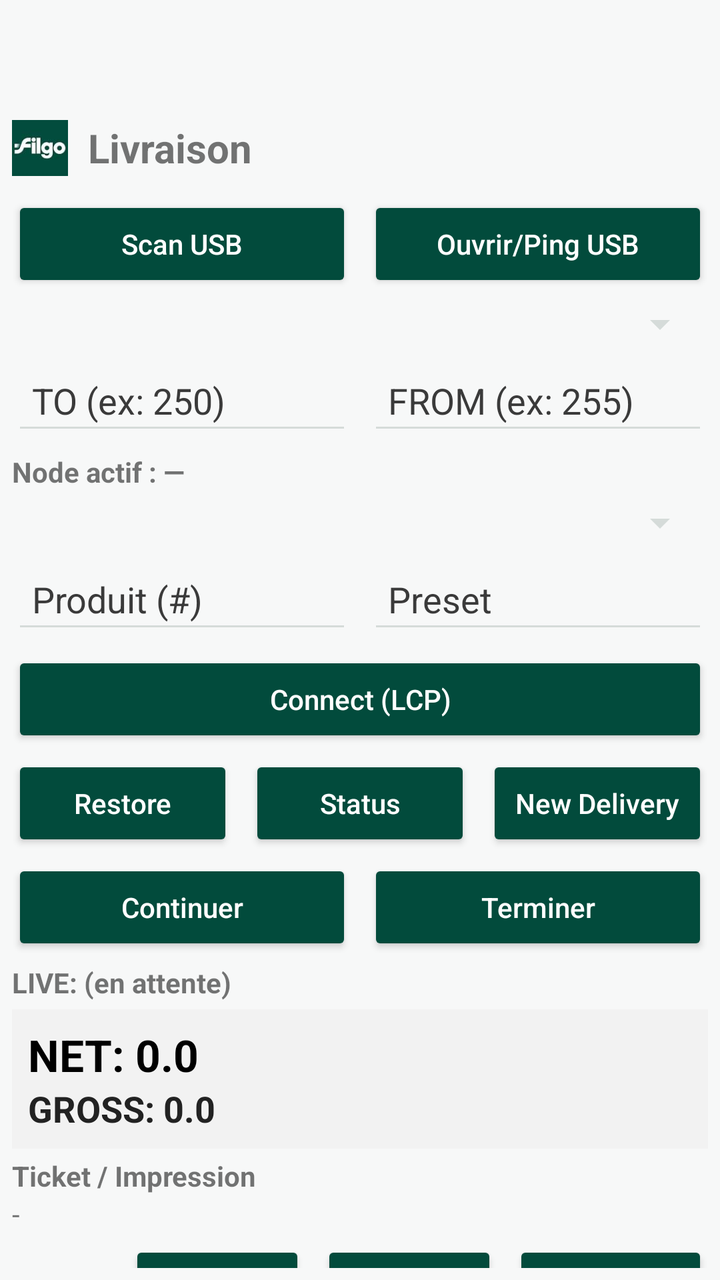
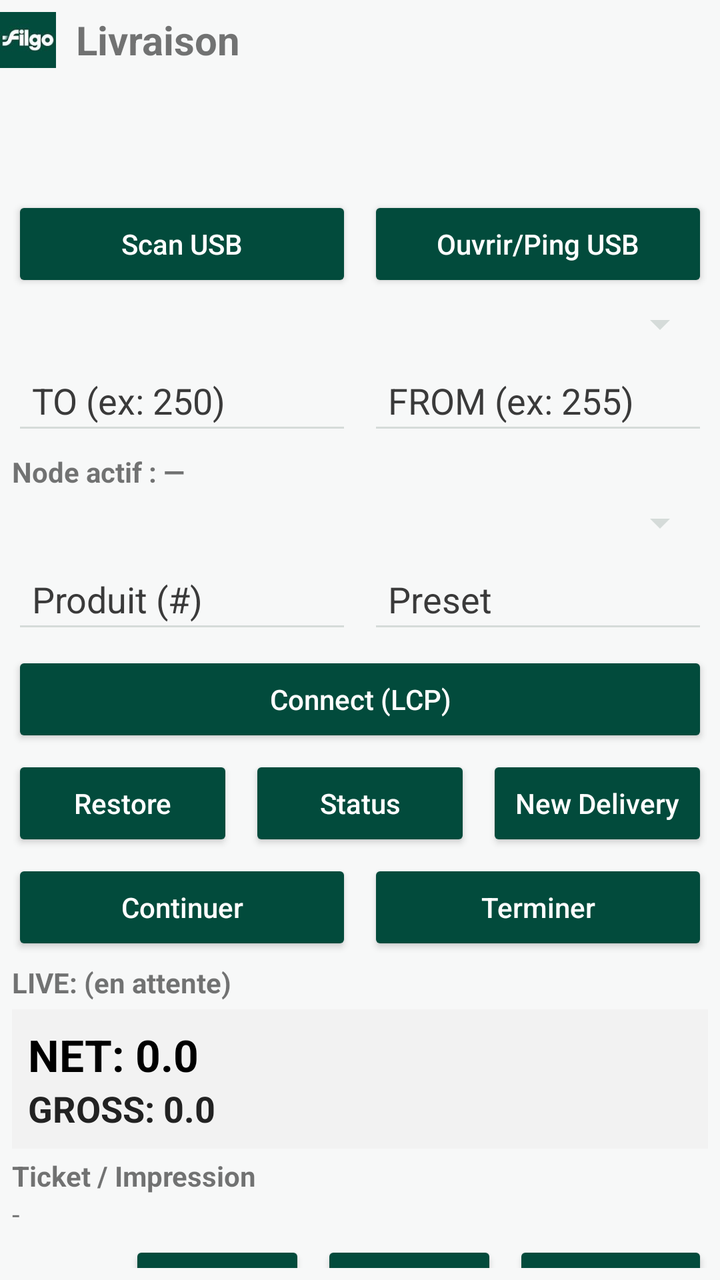

Before-and-after screenshots of an Android layout around one commit, followed by the original layout XML and the change that was made.
<!-- AndroidManifest.xml: application theme Theme.LcrFilgoEnergie -->
<!-- res/layout/activity_main.xml -->
<LinearLayout xmlns:android="http://schemas.android.com/apk/res/android"
    xmlns:app="http://schemas.android.com/apk/res-auto"
    android:id="@+id/rootTabs"
    android:layout_width="match_parent"
    android:layout_height="match_parent"
    android:orientation="vertical">

    
    <com.google.android.material.tabs.TabLayout
        android:id="@+id/tabLayout"
        android:layout_width="match_parent"
        android:layout_height="wrap_content"
        app:tabMode="fixed"
        app:tabGravity="fill" />

    
    <LinearLayout
        android:id="@+id/pageMain"
        android:layout_width="match_parent"
        android:layout_height="match_parent"
        android:orientation="vertical">

        
        <LinearLayout
            android:id="@+id/root"
            android:layout_width="match_parent"
            android:layout_height="match_parent"
            android:orientation="vertical"
            android:padding="6dp">

        
        <LinearLayout
                android:id="@+id/headerFilgo"
                android:layout_width="match_parent"
                android:layout_height="wrap_content"
                android:orientation="horizontal"
                android:gravity="center_vertical"
                android:paddingTop="6dp"
                android:paddingBottom="6dp">

            <ImageView
                android:id="@+id/imgFilgo"
                android:layout_width="28dp"
                android:layout_height="28dp"
                android:src="@mipmap/logoenergie1"
                android:contentDescription="Filgo"
                android:scaleType="fitCenter" />

            <TextView
                android:id="@+id/txtHeaderLivraison"
                android:layout_width="wrap_content"
                android:layout_height="wrap_content"
                android:layout_marginStart="10dp"
                android:text="Livraison"
                android:textStyle="bold"
                android:textSize="20sp" />

        </LinearLayout>

            
            <LinearLayout
                android:layout_width="match_parent"
                android:layout_height="wrap_content"
                android:orientation="horizontal"
                android:layout_marginTop="4dp">

                <Button
                    android:id="@+id/btnScanUsb"
                    android:layout_width="0dp"
                    android:layout_height="wrap_content"
                    android:layout_weight="1"
                    android:text="Scan USB" />

                <Button
                    android:id="@+id/btnPingUsb"
                    android:layout_width="0dp"
                    android:layout_height="wrap_content"
                    android:layout_weight="1"
                    android:layout_marginStart="8dp"
                    android:text="Ouvrir/Ping USB" />
            </LinearLayout>

            <Spinner
                android:id="@+id/spnUsbDevices"
                android:layout_width="match_parent"
                android:layout_height="wrap_content"
                android:layout_marginTop="4dp" />

            
            <LinearLayout
                android:layout_width="match_parent"
                android:layout_height="wrap_content"
                android:orientation="horizontal"
                android:layout_marginTop="4dp">

                <EditText
                    android:id="@+id/edtTo"
                    android:layout_width="0dp"
                    android:layout_height="wrap_content"
                    android:layout_weight="1"
                    android:hint="TO (ex: 250)"
                    android:inputType="number"
                    android:singleLine="true" />

                <EditText
                    android:id="@+id/edtFrom"
                    android:layout_width="0dp"
                    android:layout_height="wrap_content"
                    android:layout_weight="1"
                    android:layout_marginStart="8dp"
                    android:hint="FROM (ex: 255)"
                    android:inputType="number"
                    android:singleLine="true" />
            </LinearLayout>

            
            <TextView
                android:id="@+id/txtActiveNode"
                android:layout_width="match_parent"
                android:layout_height="wrap_content"
                android:text="Node actif : —"
                android:textStyle="bold"
                android:layout_marginTop="4dp" />

            
            <Spinner
                android:id="@+id/spnProducts"
                android:layout_width="match_parent"
                android:layout_height="wrap_content"
                android:layout_marginTop="4dp" />

            
            <LinearLayout
                android:layout_width="match_parent"
                android:layout_height="wrap_content"
                android:orientation="horizontal"
                android:layout_marginTop="4dp">

                <EditText
                    android:id="@+id/edtProduct"
                    android:layout_width="0dp"
                    android:layout_height="wrap_content"
                    android:layout_weight="1"
                    android:hint="Produit (#)"
                    android:inputType="number"
                    android:singleLine="true" />

                <EditText
                    android:id="@+id/edtPreset"
                    android:layout_width="0dp"
                    android:layout_height="wrap_content"
                    android:layout_weight="1"
                    android:layout_marginStart="8dp"
                    android:hint="Preset"
                    android:inputType="numberDecimal"
                    android:singleLine="true" />
            </LinearLayout>

            
            <Button
                android:id="@+id/btnConnect"
                android:layout_width="match_parent"
                android:layout_height="wrap_content"
                android:text="Connect (LCP)"
                android:layout_marginTop="4dp" />

            
            <LinearLayout
                android:layout_width="match_parent"
                android:layout_height="wrap_content"
                android:orientation="horizontal"
                android:layout_marginTop="4dp">

                <Button
                    android:id="@+id/btnA"
                    android:layout_width="0dp"
                    android:layout_height="wrap_content"
                    android:layout_weight="1"
                    android:text="Restore" />

                <Button
                    android:id="@+id/btnB"
                    android:layout_width="0dp"
                    android:layout_height="wrap_content"
                    android:layout_weight="1"
                    android:layout_marginStart="8dp"
                    android:text="Status" />

                <Button
                    android:id="@+id/btnC"
                    android:layout_width="0dp"
                    android:layout_height="wrap_content"
                    android:layout_weight="1"
                    android:layout_marginStart="8dp"
                    android:text="New Delivery" />
            </LinearLayout>

            
            <LinearLayout
                android:layout_width="match_parent"
                android:layout_height="wrap_content"
                android:orientation="horizontal"
                android:layout_marginTop="4dp">

                <Button
                    android:id="@+id/btnContinue"
                    android:layout_width="0dp"
                    android:layout_height="wrap_content"
                    android:layout_weight="1"
                    android:text="Continuer" />

                <Button
                    android:id="@+id/btnFinish"
                    android:layout_width="0dp"
                    android:layout_height="wrap_content"
                    android:layout_weight="1"
                    android:layout_marginStart="8dp"
                    android:text="Terminer" />
            </LinearLayout>

            
            <TextView
                android:id="@+id/txtLive"
                android:layout_width="match_parent"
                android:layout_height="wrap_content"
                android:text="LIVE: (en attente)"
                android:textStyle="bold"
                android:layout_marginTop="4dp" />

            
            <LinearLayout
                android:id="@+id/liveQtyPanel"
                android:layout_width="match_parent"
                android:layout_height="wrap_content"
                android:orientation="vertical"
                android:layout_marginTop="4dp"
                android:padding="8dp"
                android:background="#F2F2F2">

                <TextView
                    android:id="@+id/txtQtyNet"
                    android:layout_width="match_parent"
                    android:layout_height="wrap_content"
                    android:text="NET: 0.0"
                    android:textStyle="bold"
                    android:textSize="22sp"
                    android:textColor="#000000" />

                <TextView
                    android:id="@+id/txtQtyGross"
                    android:layout_width="match_parent"
                    android:layout_height="wrap_content"
                    android:text="GROSS: 0.0"
                    android:textStyle="bold"
                    android:textSize="18sp"
                    android:textColor="#222222" />
            </LinearLayout>

            
            <LinearLayout
                android:layout_width="match_parent"
                android:layout_height="wrap_content"
                android:orientation="vertical"
                android:layout_marginTop="4dp">

                <TextView
                    android:layout_width="match_parent"
                    android:layout_height="wrap_content"
                    android:text="Ticket / Impression"
                    android:textStyle="bold" />

                <TextView
                    android:id="@+id/txtTicketNumber"
                    android:layout_width="match_parent"
                    android:layout_height="wrap_content"
                    android:text="-" />
            </LinearLayout>

            
            <ScrollView
                android:id="@+id/logScroll"
                android:layout_width="match_parent"
                android:layout_height="0dp"
                android:layout_weight="1"
                android:fillViewport="true"
                android:background="#111111">

                <TextView
                    android:id="@+id/txtLog"
                    android:layout_width="match_parent"
                    android:layout_height="wrap_content"
                    android:typeface="monospace"
                    android:textIsSelectable="true"
                    android:textSize="12sp"
                    android:textColor="#00FF00"
                    android:padding="6dp" />
            </ScrollView>

            
            <LinearLayout
                android:layout_width="match_parent"
                android:layout_height="wrap_content"
                android:orientation="vertical"
                android:layout_marginTop="4dp">

                <LinearLayout
                    android:layout_width="match_parent"
                    android:layout_height="wrap_content"
                    android:orientation="horizontal"
                    android:gravity="end">

                    <Button
                        android:id="@+id/btnClearLog"
                        android:layout_width="wrap_content"
                        android:layout_height="wrap_content"
                        android:text="Clear log" />

                    <Button
                        android:id="@+id/btnCopyLog"
                        android:layout_width="wrap_content"
                        android:layout_height="wrap_content"
                        android:layout_marginStart="8dp"
                        android:text="Copy log" />

                    <Button
                        android:id="@+id/btnScrollDown"
                        android:layout_width="wrap_content"
                        android:layout_height="wrap_content"
                        android:layout_marginStart="8dp"
                        android:text="Scroll down" />
                </LinearLayout>

                <LinearLayout
                    android:layout_width="match_parent"
                    android:layout_height="wrap_content"
                    android:orientation="horizontal"
                    android:layout_marginTop="2dp">

                    <CheckBox
                        android:id="@+id/cbTxRx"
                        android:layout_width="wrap_content"
                        android:layout_height="wrap_content"
                        android:text="Afficher TX / RX"
                        android:checked="false"
                        android:minHeight="0dp"
                        android:paddingTop="0dp"
                        android:paddingBottom="0dp"/>

                    <CheckBox
                        android:id="@+id/cbLogTs"
                        android:layout_width="wrap_content"
                        android:layout_height="wrap_content"
                        android:layout_marginStart="12dp"
                        android:text="Timestamps UI + IO + API"
                        android:checked="false"
                        android:minHeight="0dp"
                        android:paddingTop="0dp"
                        android:paddingBottom="0dp"/>
                </LinearLayout>
            </LinearLayout>

        </LinearLayout>
        

    </LinearLayout>

    
    <LinearLayout
        android:id="@+id/pageApiFace"
        android:layout_width="match_parent"
        android:layout_height="match_parent"
        android:orientation="vertical"
        android:visibility="gone">

        
        <Button
 android:id="@+id/btnDbBackup"
 android:layout_width="match_parent"
 android:layout_height="wrap_content"
 android:text="Backup DB (Downloads)"
 android:layout_margin="8dp" />

 <include layout="@layout/fragment_api_face" />
    </LinearLayout>

</LinearLayout>
<!-- res/layout/fragment_api_face.xml (included above) -->
<LinearLayout xmlns:android="http://schemas.android.com/apk/res/android"
    android:id="@+id/apiFaceRoot"
    android:layout_width="match_parent"
    android:layout_height="match_parent"
    android:orientation="vertical"
    android:padding="12dp">

    <TextView
        android:id="@+id/txtApiTitle"
        android:layout_width="match_parent"
        android:layout_height="wrap_content"
        android:text="API-FACE"
        android:textStyle="bold"
        android:textSize="20sp"/>

    <TextView
        android:id="@+id/txtApiStatus"
        android:layout_width="match_parent"
        android:layout_height="wrap_content"
        android:text="Status: STOPPED"
        android:textStyle="bold"
        android:paddingTop="6dp"/>

    <TextView
        android:id="@+id/txtApiUrl"
        android:layout_width="match_parent"
        android:layout_height="wrap_content"
        android:text="http://127.0.0.1:8765"
        android:textIsSelectable="true"
        android:paddingTop="4dp"/>

    <LinearLayout
        android:layout_width="match_parent"
        android:layout_height="wrap_content"
        android:orientation="horizontal"
        android:paddingTop="10dp">

        <Button
            android:id="@+id/btnApiStart"
            android:layout_width="0dp"
            android:layout_height="wrap_content"
            android:layout_weight="1"
            android:text="Start API"/>

        <Button
            android:id="@+id/btnApiStop"
            android:layout_width="0dp"
            android:layout_height="wrap_content"
            android:layout_weight="1"
            android:layout_marginStart="8dp"
            android:text="Stop API"/>

    </LinearLayout>

    <TextView
        android:id="@+id/txtApiHowTo"
        android:layout_width="match_parent"
        android:layout_height="wrap_content"
        android:paddingTop="10dp"
        android:text="Workflow attendu:\n1) GET /v1/usb/scan\n2) POST /v1/usb/open-ping\n3) POST /v1/lcp/connect (next=C ou A)\n4a) POST /v1/delivery/oneshot/start (nouveau)\n4b) POST /v1/delivery/C (legacy)\n5) GET /v1/delivery/job/{jobId}\n6) POST /v1/delivery/job/continue (nouveau)\n7) POST /v1/delivery/job/terminate (nouveau)\n\nRègles:\n- Start API refusé si pas de controller (pas de Connect LCP)\n- API locale seulement (127.0.0.1)"
        android:textSize="13sp"/>

</LinearLayout>
<!-- resources referenced by this layout -->
<resources>
  <!-- mipmap logoenergie1: png bitmap (mipmap-hdpi, 8273 bytes) -->
  <style name="Theme.LcrFilgoEnergie" parent="Theme.AppCompat.Light.NoActionBar">
  
          
          <item name="colorPrimary">@color/filgo_green</item>
          <item name="colorPrimaryDark">@color/filgo_green_dark</item>
          <item name="colorAccent">@color/filgo_green_light</item>
  
          
          <item name="colorControlNormal">@color/outline</item>
          <item name="colorControlActivated">@color/outline_focus</item>
  
          
          <item name="android:windowBackground">@color/bg_app</item>
  
          
          <item name="buttonStyle">@style/FilgoButton</item>
          <item name="editTextStyle">@style/FilgoEditText</item>
  
      </style>
  <color name="filgo_green">#024B3C</color>
  <color name="filgo_green_dark">#01372C</color>
  <color name="filgo_green_light">#0B6B55</color>
  <color name="outline">#D5DBD9</color>
  <color name="outline_focus">@color/filgo_green</color>
  <color name="bg_app">#F7F8F8</color>
  <style name="FilgoButton" parent="Widget.AppCompat.Button">
          <item name="android:backgroundTint">@color/btn_primary_bg</item>
          <item name="android:textColor">@color/btn_primary_text</item>
          <item name="android:textAllCaps">false</item>
      </style>
  <style name="FilgoEditText" parent="Widget.AppCompat.EditText">
          <item name="android:textColor">@color/text_primary</item>
          <item name="android:textColorHint">@color/text_secondary</item>
          <item name="android:padding">10dp</item>
      </style>
  <color name="btn_primary_bg">@color/filgo_green</color>
  <color name="btn_primary_text">@color/text_on_green</color>
  <color name="text_primary">#111111</color>
  <color name="text_secondary">#3A3A3A</color>
  <color name="text_on_green">#FFFFFF</color>
</resources>

<!-- the commit's change to res/layout/activity_main.xml (unified diff, before → after) -->
@@ -4,6 +4,34 @@
     android:layout_width="match_parent"
     android:layout_height="match_parent"
     android:orientation="vertical">
+        
+        <LinearLayout
+                android:id="@+id/headerFilgo"
+                android:layout_width="match_parent"
+                android:layout_height="wrap_content"
+                android:orientation="horizontal"
+                android:gravity="center_vertical"
+                android:paddingTop="6dp"
+                android:paddingBottom="6dp">
+
+            <ImageView
+                android:id="@+id/imgFilgo"
+                android:layout_width="28dp"
+                android:layout_height="28dp"
+                android:src="@mipmap/logoenergie1"
+                android:contentDescription="Filgo"
+                android:scaleType="fitCenter" />
+
+            <TextView
+                android:id="@+id/txtHeaderLivraison"
+                android:layout_width="wrap_content"
+                android:layout_height="wrap_content"
+                android:layout_marginStart="10dp"
+                android:text="Livraison"
+                android:textStyle="bold"
+                android:textSize="20sp" />
+
+        </LinearLayout>
 
     
     <com.google.android.material.tabs.TabLayout
@@ -28,34 +56,6 @@
             android:orientation="vertical"
             android:padding="6dp">
 
-        
-        <LinearLayout
-                android:id="@+id/headerFilgo"
-                android:layout_width="match_parent"
-                android:layout_height="wrap_content"
-                android:orientation="horizontal"
-                android:gravity="center_vertical"
-                android:paddingTop="6dp"
-                android:paddingBottom="6dp">
-
-            <ImageView
-                android:id="@+id/imgFilgo"
-                android:layout_width="28dp"
-                android:layout_height="28dp"
-                android:src="@mipmap/logoenergie1"
-                android:contentDescription="Filgo"
-                android:scaleType="fitCenter" />
-
-            <TextView
-                android:id="@+id/txtHeaderLivraison"
-                android:layout_width="wrap_content"
-                android:layout_height="wrap_content"
-                android:layout_marginStart="10dp"
-                android:text="Livraison"
-                android:textStyle="bold"
-                android:textSize="20sp" />
-
-        </LinearLayout>
 
             
             <LinearLayout
